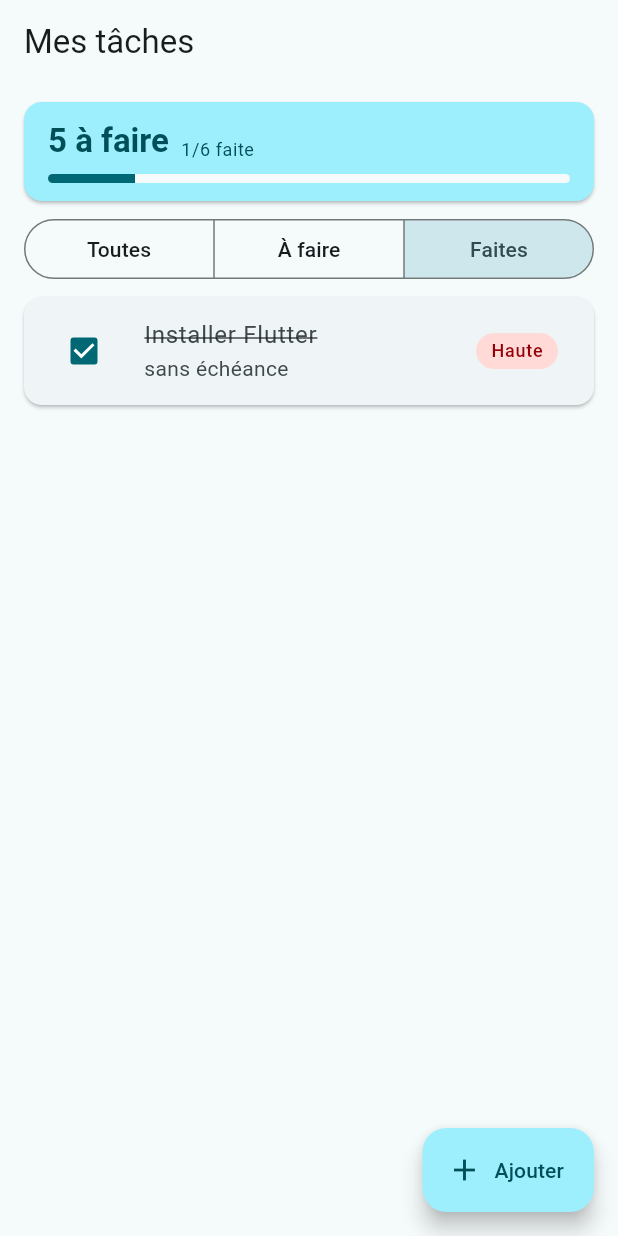
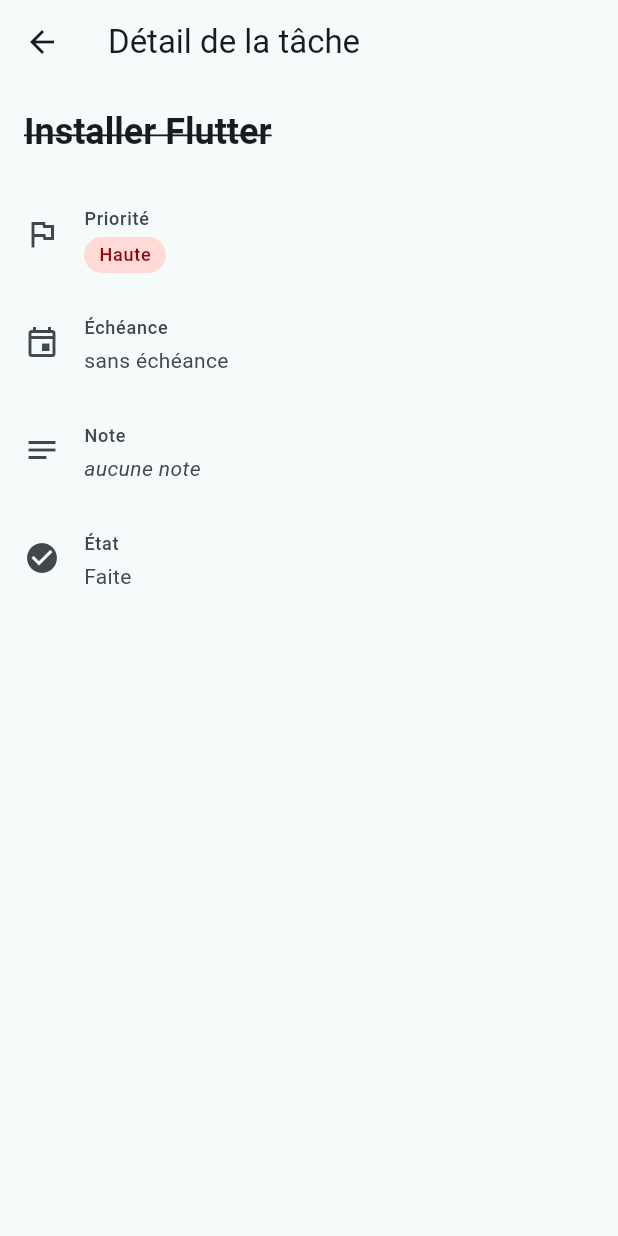
Before and after one commit to payton07/mobile_Taches, a Flutter app: the screen it shows after launch, after a tap on "À faire", after a tap on "Faites", after a tap on "Installer Flutter", on a phone screen of 412 x 824 dp. Run offline on Flutter 3.47's test engine with Material 3 defaults, Android fonts, the phone set to English and light mode, and no system bars; our stand-ins replace material_ui.

Commit message:
Partie D1 : L'écran de détail

```diff
--- /dev/null
+++ b/lib/composants/badge_priorite.dart
@@ -0,0 +1,38 @@
+import 'package:material_ui/material_ui.dart';
+
+import '../modele/taches.dart';
+
+/// Indicateur de priorité : pastille colorée affichant le libellé.
+/// Partagé par la tuile de la liste et l'écran de détail.
+class BadgePriorite extends StatelessWidget {
+  const BadgePriorite({super.key, required this.priorite});
+
+  final Priorite priorite;
+
+  @override
+  Widget build(BuildContext context) {
+    final couleurs = Theme.of(context).colorScheme;
+
+    // Pas de cas par défaut : un nouveau niveau de priorité
+    // provoquerait une erreur de compilation ici.
+    final (fond, texte) = switch (priorite) {
+      Priorite.haute => (couleurs.errorContainer, couleurs.onErrorContainer),
+      Priorite.normale =>
+      (couleurs.secondaryContainer, couleurs.onSecondaryContainer),
+      Priorite.basse =>
+      (couleurs.surfaceContainerHighest, couleurs.onSurfaceVariant),
+    };
+
+    return Container(
+      padding: const EdgeInsets.symmetric(horizontal: 10, vertical: 4),
+      decoration: BoxDecoration(
+        color: fond,
+        borderRadius: BorderRadius.circular(12),
+      ),
+      child: Text(
+        priorite.libelle,
+        style: Theme.of(context).textTheme.labelMedium?.copyWith(color: texte),
+      ),
+    );
+  }
+}
--- a/lib/composants/composants.dart
+++ b/lib/composants/composants.dart
@@ -1,5 +1,6 @@
 library;
 
+export 'badge_priorite.dart';
 export 'compteur_taches.dart';
 export 'ligne_tache.dart';
 export 'selecteur_filtre.dart';
--- a/lib/composants/tuile_tache.dart
+++ b/lib/composants/tuile_tache.dart
@@ -1,6 +1,7 @@
 import 'package:material_ui/material_ui.dart';
 
 import '../modele/taches.dart';
+import 'badge_priorite.dart';
 
 /// Tuile réutilisable affichant une tâche : case à cocher, titre (barré si
 /// faite), libellé de l'échéance (en couleur d'alerte si en retard) et
@@ -62,43 +63,8 @@ class TuileTache extends StatelessWidget {
             fontWeight: enRetard ? FontWeight.w600 : null,
           ),
         ),
-        trailing: _BadgePriorite(priorite: tache.priorite),
+        trailing: BadgePriorite(priorite: tache.priorite),
       ),
     );
   }
 }
-
-/// Indicateur de priorité : pastille colorée affichant le libellé.
-/// Privée : elle ne sert qu'à TuileTache, dans ce fichier.
-class _BadgePriorite extends StatelessWidget {
-  const _BadgePriorite({required this.priorite});
-
-  final Priorite priorite;
-
-  @override
-  Widget build(BuildContext context) {
-    final couleurs = Theme.of(context).colorScheme;
-
-    // Pas de cas par défaut : un nouveau niveau de priorité
-    // provoquerait une erreur de compilation ici.
-    final (fond, texte) = switch (priorite) {
-      Priorite.haute => (couleurs.errorContainer, couleurs.onErrorContainer),
-      Priorite.normale =>
-      (couleurs.secondaryContainer, couleurs.onSecondaryContainer),
-      Priorite.basse =>
-      (couleurs.surfaceContainerHighest, couleurs.onSurfaceVariant),
-    };
-
-    return Container(
-      padding: const EdgeInsets.symmetric(horizontal: 10, vertical: 4),
-      decoration: BoxDecoration(
-        color: fond,
-        borderRadius: BorderRadius.circular(12),
-      ),
-      child: Text(
-        priorite.libelle,
-        style: Theme.of(context).textTheme.labelMedium?.copyWith(color: texte),
-      ),
-    );
-  }
-}
--- /dev/null
+++ b/lib/ecrans/ecran_detail.dart
@@ -0,0 +1,121 @@
+import 'package:material_ui/material_ui.dart';
+
+import '../composants/composants.dart';
+import '../modele/taches.dart';
+
+/// Écran de détail : affiche tout le contenu d'une tâche.
+/// Ne possède aucun état : la tâche et la date du jour descendent par le
+/// constructeur. Le bouton de retour de l'AppBar ramène à la liste.
+class EcranDetail extends StatelessWidget {
+  const EcranDetail({super.key, required this.tache, required this.aujourdhui});
+
+  final Tache tache;
+
+  /// Date du jour, fournie par la liste : le détail ne lit jamais l'horloge.
+  final DateTime aujourdhui;
+
+  @override
+  Widget build(BuildContext context) {
+    final couleurs = Theme.of(context).colorScheme;
+    final textes = Theme.of(context).textTheme;
+    final enRetard = estEnRetard(tache, aujourdhui: aujourdhui);
+    final echeance = libelleEcheance(tache.echeance);
+
+    return Scaffold(
+      appBar: AppBar(title: const Text('Détail de la tâche')),
+      body: Center(
+        child: ConstrainedBox(
+          constraints: const BoxConstraints(maxWidth: 720),
+          // ListView : le contenu défile si le titre ou la note sont longs.
+          child: ListView(
+            padding: const EdgeInsets.all(16),
+            children: [
+              // Titre complet : pas de maxLines, il s'affiche en entier.
+              Text(
+                tache.titre,
+                style: textes.headlineSmall?.copyWith(
+                  fontWeight: FontWeight.bold,
+                  decoration: tache.faite ? TextDecoration.lineThrough : null,
+                ),
+              ),
+              const SizedBox(height: 16),
+              _Champ(
+                icone: Icons.flag_outlined,
+                libelle: 'Priorité',
+                valeur: Align(
+                  alignment: Alignment.centerLeft,
+                  child: BadgePriorite(priorite: tache.priorite),
+                ),
+              ),
+              _Champ(
+                icone: Icons.event_outlined,
+                libelle: 'Échéance',
+                valeur: Text(
+                  enRetard ? '$echeance · en retard' : echeance,
+                  style: enRetard
+                      ? TextStyle(
+                    color: couleurs.error,
+                    fontWeight: FontWeight.w600,
+                  )
+                      : null,
+                ),
+              ),
+              _Champ(
+                icone: Icons.notes_outlined,
+                libelle: 'Note',
+                valeur: switch (tache.note) {
+                  null => Text(
+                    'aucune note',
+                    style: TextStyle(
+                      fontStyle: FontStyle.italic,
+                      color: couleurs.onSurfaceVariant,
+                    ),
+                  ),
+                  final note => Text(note),
+                },
+              ),
+              _Champ(
+                icone: tache.faite
+                    ? Icons.check_circle
+                    : Icons.radio_button_unchecked,
+                libelle: 'État',
+                valeur: Text(tache.faite ? 'Faite' : 'À faire'),
+              ),
+            ],
+          ),
+        ),
+      ),
+    );
+  }
+}
+
+/// Une ligne du détail : une icône, un libellé discret et la valeur.
+class _Champ extends StatelessWidget {
+  const _Champ({
+    required this.icone,
+    required this.libelle,
+    required this.valeur,
+  });
+
+  final IconData icone;
+  final String libelle;
+  final Widget valeur;
+
+  @override
+  Widget build(BuildContext context) {
+    return ListTile(
+      contentPadding: EdgeInsets.zero,
+      leading: Icon(icone),
+      title: Text(
+        libelle,
+        style: Theme.of(context).textTheme.labelMedium?.copyWith(
+          color: Theme.of(context).colorScheme.onSurfaceVariant,
+        ),
+      ),
+      subtitle: Padding(
+        padding: const EdgeInsets.only(top: 4),
+        child: valeur,
+      ),
+    );
+  }
+}
--- a/lib/ecrans/ecran_liste.dart
+++ b/lib/ecrans/ecran_liste.dart
@@ -3,6 +3,7 @@ import 'package:material_ui/material_ui.dart';
 import '../composants/composants.dart';
 import '../donnees/exemples.dart';
 import '../modele/taches.dart';
+import 'ecran_detail.dart';
 
 /// Écran de liste : affiche les tâches, permet d'en ajouter, de les cocher
 /// et de filtrer l'affichage.
@@ -59,8 +60,17 @@ class _EcranListeState extends State<EcranListe> {
     setState(() => _filtre = filtre);
   }
 
-  /// Ouvrira l'écran de détail de la tâche [id] (partie D).
-  void _ouvrir(String id) {}
+  /// Ouvre l'écran de détail de [tache], par-dessus la liste.
+  void _ouvrir(Tache tache) {
+    Navigator.of(context).push(
+      MaterialPageRoute<void>(
+        builder: (_) => EcranDetail(
+          tache: tache,
+          aujourdhui: widget.maintenant(),
+        ),
+      ),
+    );
+  }
 
 
 
@@ -100,7 +110,7 @@ class _EcranListeState extends State<EcranListe> {
                       tache: tache,
                       aujourdhui: aujourdhui,
                       surBascule: () => _basculer(tache.id),
-                      surOuverture: () => _ouvrir(tache.id),
+                      surOuverture: () => _ouvrir(tache),
                     );
                   },
                 ),
--- a/lib/ecrans/ecrans.dart
+++ b/lib/ecrans/ecrans.dart
@@ -1,3 +1,4 @@
 library;
 
 export 'ecran_liste.dart';
+export 'ecran_detail.dart';
```
Also changed, not shown: 2 other files.
